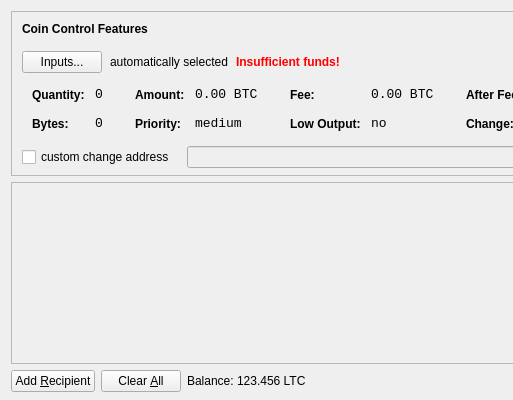
Before: the Qt Designer form src/qt/forms/sendcoinsdialog.ui in tiabguls/defcoin, drawn with Qt 5; both pictures show x 0 to 513 and y 0 to 400 of the 850 by 400 pixel window.
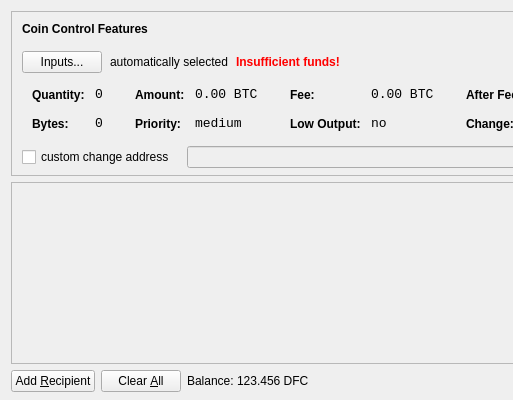
After: the same form once the commit is applied. Icons and pictures are not drawn.

What changed in the file:
```diff
--- a/src/qt/forms/sendcoinsdialog.ui
+++ b/src/qt/forms/sendcoinsdialog.ui
@@ -720,7 +720,7 @@
           <cursorShape>IBeamCursor</cursorShape>
          </property>
          <property name="text">
-          <string>123.456 LTC</string>
+          <string>123.456 DFC</string>
          </property>
          <property name="textInteractionFlags">
           <set>Qt::LinksAccessibleByMouse|Qt::TextSelectableByKeyboard|Qt::TextSelectableByMouse</set>
```
